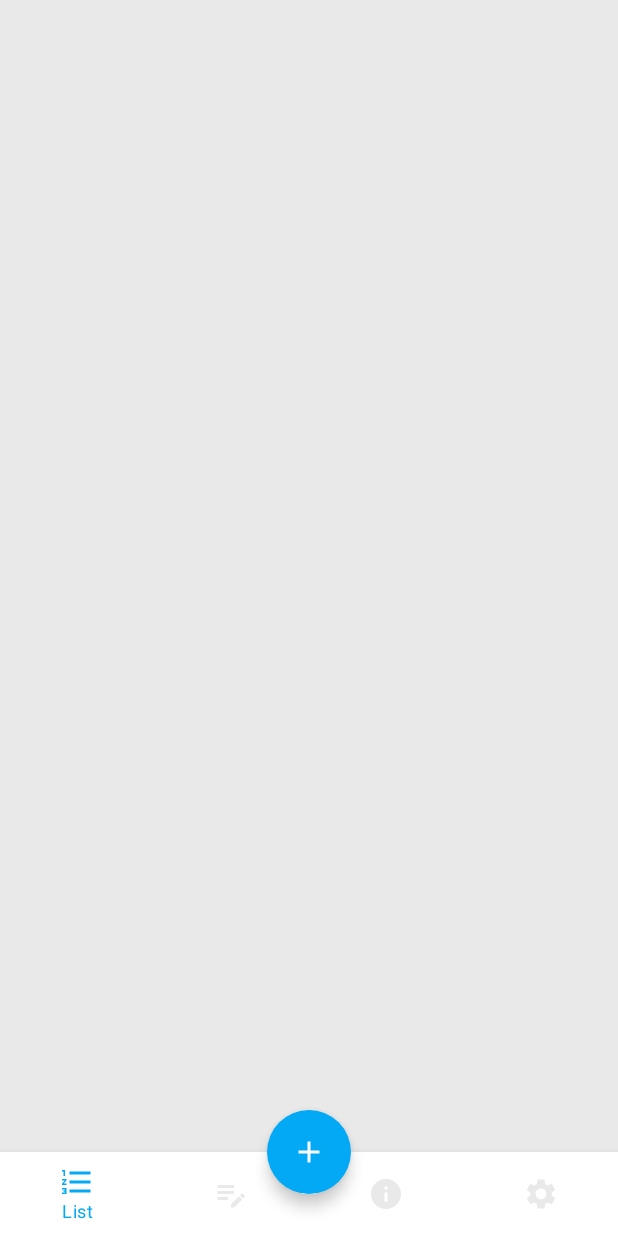
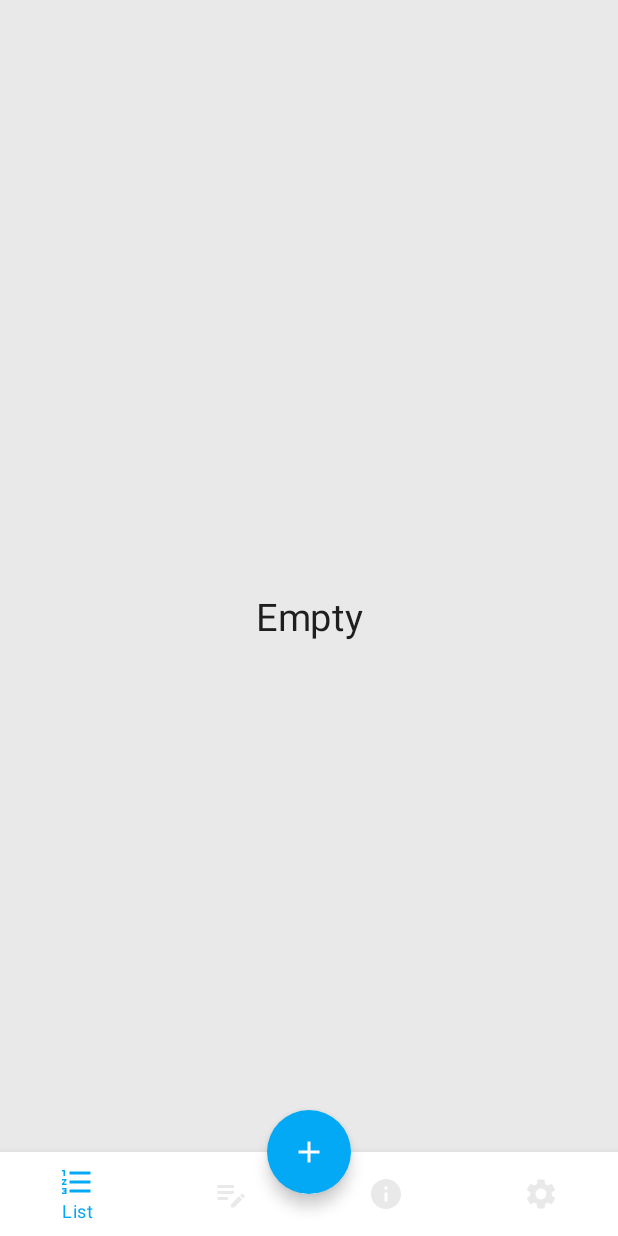
Before and after one commit to GRRais/ShoppingListCompose, an Android app built with Jetpack Compose: the screen it shows after launch (MainActivity), on a phone screen of 412 x 824 dp. Run offline under Robolectric (Android 15) with nearby library versions, the phone set to English and light mode, and no system bars; our stand-ins replace Dagger/Hilt's generated code, Room's generated code.

Commit message:
lesson 31 00.00

```diff
--- a/app/src/main/java/ru/rayanis/shoppinglistcompose/add_item_screen/AddItemViewModel.kt
+++ b/app/src/main/java/ru/rayanis/shoppinglistcompose/add_item_screen/AddItemViewModel.kt
@@ -99,7 +99,7 @@ class AddItemViewModel @Inject constructor(
 
             is DialogEvent.OnConfirm -> {
                 openDialog.value = false
-                itemText.value = editableText.value
+                addItem = addItem?.copy(name = editableText.value)
                 editableText.value = ""
                 onEvent(AddItemEvent.OnItemSave)
             }
--- a/app/src/main/java/ru/rayanis/shoppinglistcompose/data/ShoppingListDao.kt
+++ b/app/src/main/java/ru/rayanis/shoppinglistcompose/data/ShoppingListDao.kt
@@ -5,6 +5,7 @@ import androidx.room.Delete
 import androidx.room.Insert
 import androidx.room.OnConflictStrategy
 import androidx.room.Query
+import androidx.room.Transaction
 import kotlinx.coroutines.flow.Flow
 
 @Dao
@@ -15,6 +16,15 @@ interface ShoppingListDao {
     @Delete
     suspend fun deleteItem(item: ShoppingListItem)
 
+    @Query("DELETE FROM add_item WHERE listID = :listId")
+    suspend fun deleteAddItems(listId: Int)
+
     @Query("SELECT * FROM shop_list_name")
     fun getAllItems(): Flow<List<ShoppingListItem>>
+
+    @Transaction
+    suspend fun deleteShoppingList(item: ShoppingListItem) {
+        deleteAddItems(item.id!!)
+        deleteItem(item)
+    }
 }
--- a/app/src/main/java/ru/rayanis/shoppinglistcompose/data/ShoppingListRepoImpl.kt
+++ b/app/src/main/java/ru/rayanis/shoppinglistcompose/data/ShoppingListRepoImpl.kt
@@ -10,7 +10,7 @@ class ShoppingListRepoImpl(
     }
 
     override suspend fun deleteItem(item: ShoppingListItem) {
-        dao.deleteItem(item)
+        dao.deleteShoppingList(item)
     }
 
     override fun getAllItems(): Flow<List<ShoppingListItem>> {
--- a/app/src/main/java/ru/rayanis/shoppinglistcompose/shopping_list_screen/ShoppingListScreen.kt
+++ b/app/src/main/java/ru/rayanis/shoppinglistcompose/shopping_list_screen/ShoppingListScreen.kt
@@ -12,7 +12,9 @@ import androidx.compose.runtime.Composable
 import androidx.compose.runtime.LaunchedEffect
 import androidx.compose.runtime.collectAsState
 import androidx.compose.ui.Modifier
+import androidx.compose.ui.text.style.TextAlign
 import androidx.compose.ui.unit.dp
+import androidx.compose.ui.unit.sp
 import androidx.hilt.navigation.compose.hiltViewModel
 import kotlinx.coroutines.flow.collect
 import ru.rayanis.shoppinglistcompose.dialog.MainDialog
@@ -50,4 +52,14 @@ fun ShoppingListScreen(
         }
     }
     MainDialog(viewModel)
+    if (itemsList.value.isEmpty()) {
+        Text(
+            modifier = Modifier
+                .fillMaxSize()
+                .wrapContentHeight(),
+            text = "Empty",
+            fontSize = 25.sp,
+            textAlign = TextAlign.Center
+        )
+    }
 }
```
Also changed, not shown: app/src/main/java/ru/rayanis/shoppinglistcompose/add_item_screen/AddItemScreen.kt (+12 -0 lines).
